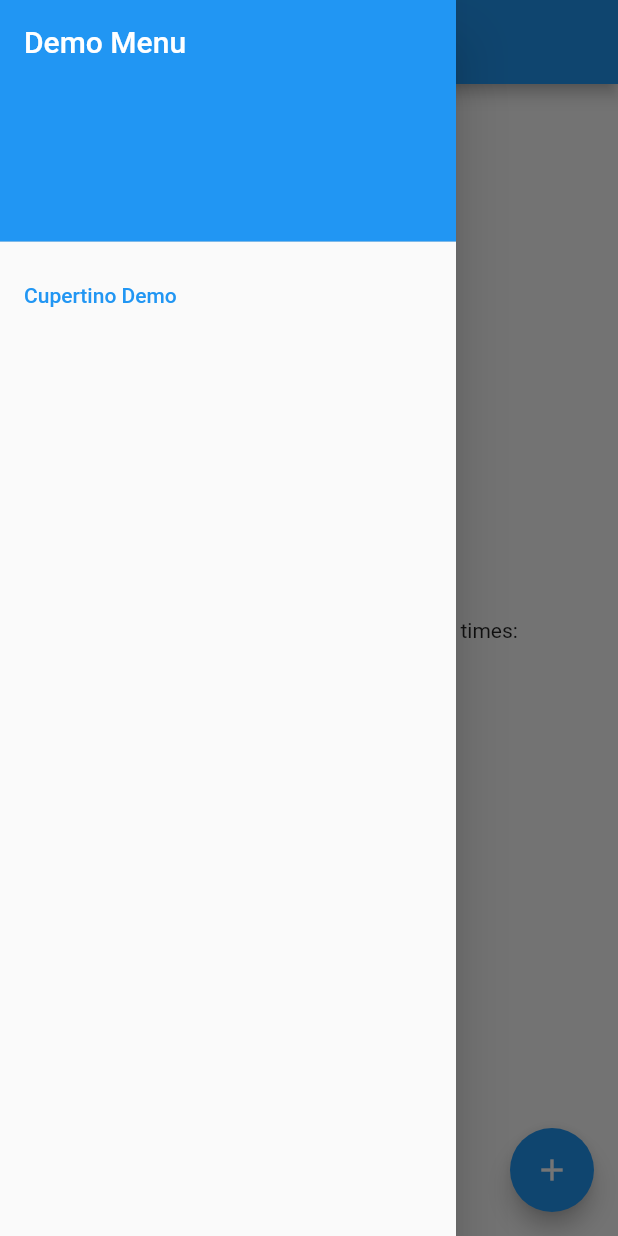
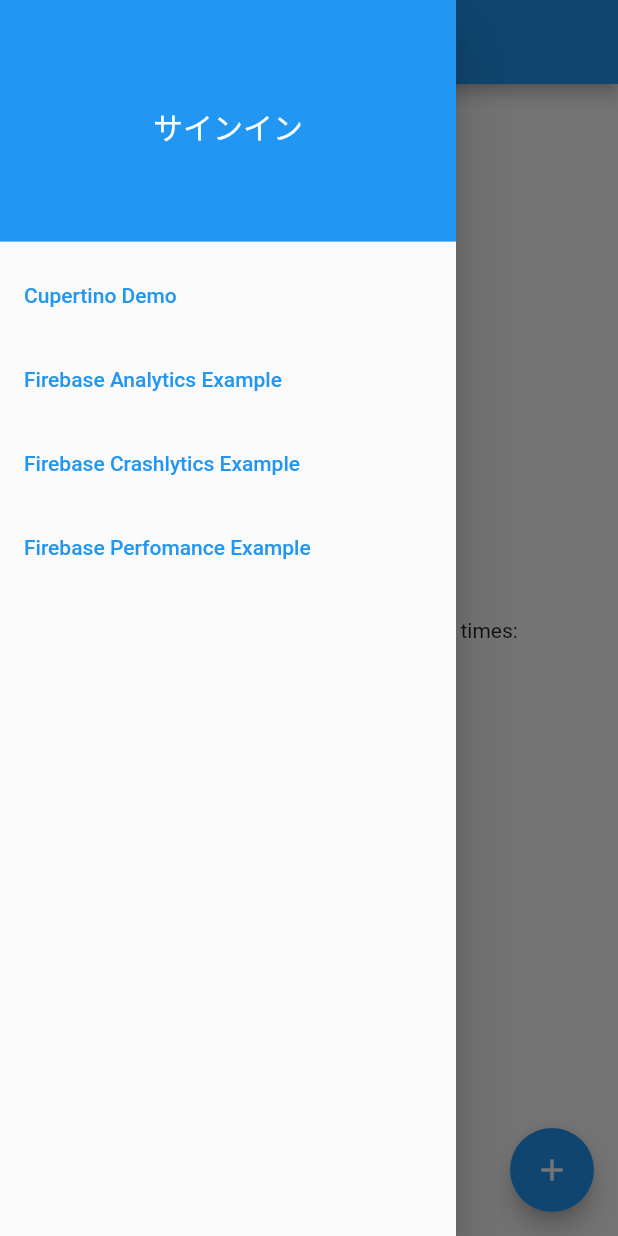
Before and after one commit to winuim/flutter_demo_app, a Flutter app: the screen it shows after launch, with the side drawer open, on a phone screen of 412 x 824 dp. Run offline on Flutter 3.47's test engine with Material 2 defaults, Android fonts, the phone set to English and light mode, and no system bars; our stand-ins replace firebase_crashlytics; accounts and stored records are empty.

```diff
--- a/lib/app.dart
+++ b/lib/app.dart
@@ -3,6 +3,7 @@ import 'package:flutter/material.dart';
 
 import 'cupertino_demo.dart';
 import 'demo.dart';
+import 'signin.dart';
 
 class MyApp extends StatelessWidget {
   // This widget is the root of your application.
@@ -42,6 +43,8 @@ class MyApp extends StatelessWidget {
           const DemoPage(title: 'Flutter Demo Home Page'),
       '/cupertino': (BuildContext context) =>
           const CupertinoDemoPage(title: 'Flutter Demo Home Page'),
+      '/signin': (BuildContext context) => SignInPage(),
     };
   }
+
 }
--- a/lib/demo.dart
+++ b/lib/demo.dart
@@ -19,7 +19,15 @@ class DemoPage extends StatefulWidget {
 }
 
 class _DemoPageState extends State<DemoPage> {
-  int _counter = 0;
+  int _counter;
+  bool _isSignined;
+
+  @override
+  void initState() {
+    super.initState();
+    _counter = 0;
+    _isSignined = false;
+  }
 
   void _incrementCounter() {
     setState(() {
@@ -30,6 +38,69 @@ class _DemoPageState extends State<DemoPage> {
       // called again, and so nothing would appear to happen.
       _counter++;
     });
+  }
+
+  Widget _drawerHeader() {
+    if (_isSignined) {
+      return const UserAccountsDrawerHeader(
+        accountName: Text('User Name'),
+        accountEmail: Text('User Email'),
+        currentAccountPicture: CircleAvatar(
+          backgroundColor: Colors.white,
+          backgroundImage: NetworkImage('https://i.pravatar.cc/'),
+        ),
+      );
+    } else {
+      return DrawerHeader(
+        child: FlatButton(
+            onPressed: () {
+              Navigator.pop(context);
+              Navigator.of(context).pushNamed('/signin');
+            },
+            child: Text(
+              'サインイン',
+              style: Theme.of(context).primaryTextTheme.headline6,
+            )),
+        decoration: BoxDecoration(
+          color: Theme.of(context).primaryColor,
+        ),
+      );
+    }
+  }
+
+  List<Widget> _drawerList() {
+    return <Widget>[
+      _drawerHeader(),
+      ListTile(
+        selected: true,
+        title: const Text('Cupertino Demo'),
+        onTap: () {
+          Navigator.pop(context);
+          Navigator.of(context).pushNamed('/cupertino');
+        },
+      ),
+      ListTile(
+        selected: true,
+        title: const Text('Firebase Analytics Example'),
+        onTap: () {
+          Navigator.pop(context);
+        },
+      ),
+      ListTile(
+        selected: true,
+        title: const Text('Firebase Crashlytics Example'),
+        onTap: () {
+          Navigator.pop(context);
+        },
+      ),
+      ListTile(
+        selected: true,
+        title: const Text('Firebase Perfomance Example'),
+        onTap: () {
+          Navigator.pop(context);
+        },
+      ),
+    ];
   }
 
   @override
@@ -49,25 +120,7 @@ class _DemoPageState extends State<DemoPage> {
       drawer: Drawer(
         child: ListView(
           padding: EdgeInsets.zero,
-          children: <Widget>[
-            DrawerHeader(
-              child: Text(
-                'Demo Menu',
-                style: Theme.of(context).primaryTextTheme.headline6,
-              ),
-              decoration: BoxDecoration(
-                color: Theme.of(context).primaryColor,
-              ),
-            ),
-            ListTile(
-              selected: true,
-              title: const Text('Cupertino Demo'),
-              onTap: () {
-                print('onTap');
-                Navigator.of(context).pushNamed('/cupertino');
-              },
-            ),
-          ],
+          children: _drawerList(),
         ),
       ),
       body: Center(
--- a/pubspec.yaml
+++ b/pubspec.yaml
@@ -31,6 +31,7 @@ dependencies:
   # The following adds the Cupertino Icons font to your application.
   # Use with the CupertinoIcons class for iOS style icons.
   cupertino_icons: ^0.1.3
+  shrine_images: ^1.1.2
 
 dev_dependencies:
   flutter_test:
@@ -52,6 +53,8 @@ flutter:
   # assets:
   #   - images/a_dot_burr.jpeg
   #   - images/a_dot_ham.jpeg
+  assets:
+    - packages/shrine_images/diamond.png
 
   # An image asset can refer to one or more resolution-specific "variants", see
   # https://flutter.dev/assets-and-images/#resolution-aware.
```
Also changed, not shown: lib/signin.dart (added, +86 -0 lines), pubspec.lock.
